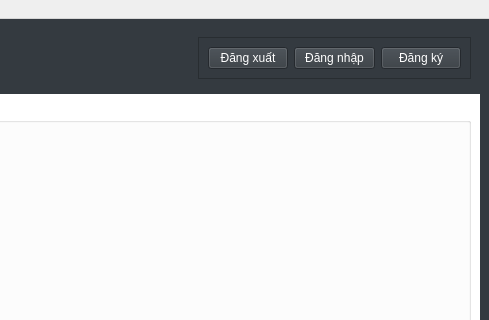
Above: readergui.ui from fantasyinferno/libpro before the change; both pictures show x 818 to 1307 and y 0 to 320 of the 1307 by 768 pixel window. Below: the same form after it.
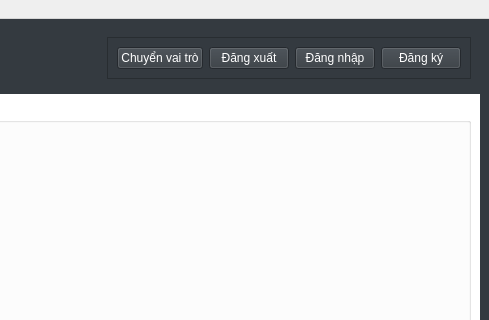
That is the form after the change. Icons and pictures are not drawn.

```diff
--- a/readergui.ui
+++ b/readergui.ui
@@ -110,6 +110,13 @@
             <enum>QFrame::Raised</enum>
            </property>
            <layout class="QHBoxLayout" name="horizontalLayout_3">
+            <item>
+             <widget class="QPushButton" name="chuyenVaiTroButton">
+              <property name="text">
+               <string>Chuyển vai trò</string>
+              </property>
+             </widget>
+            </item>
             <item>
              <widget class="QPushButton" name="dangXuatButton">
               <property name="autoFillBackground">
```
